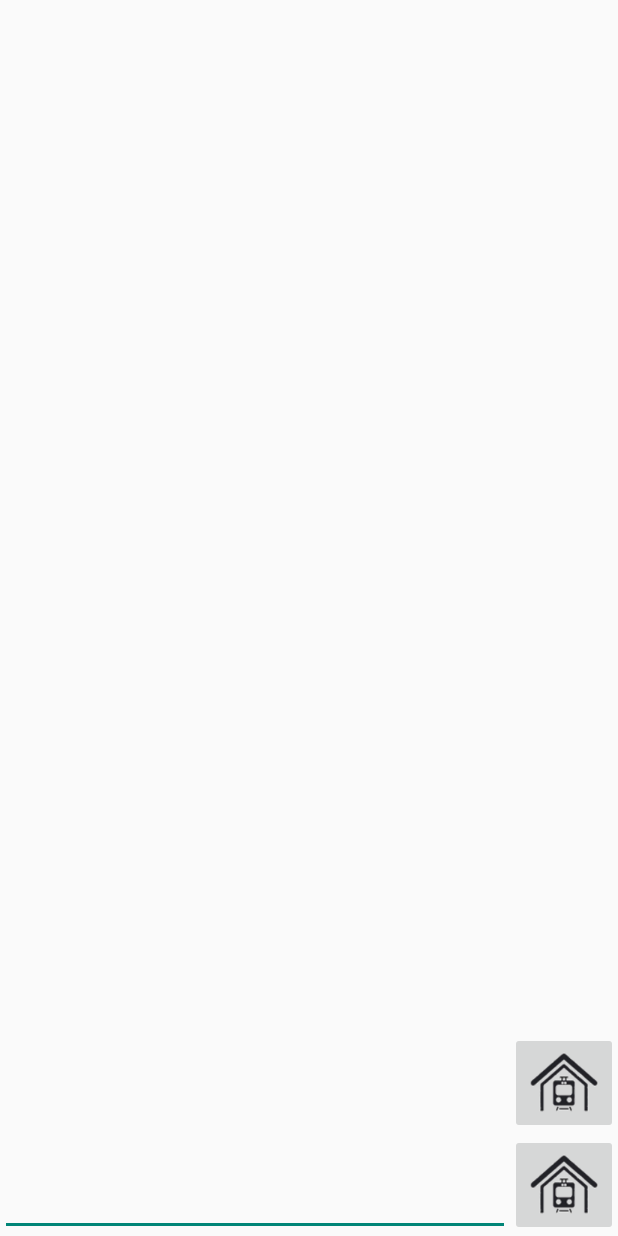
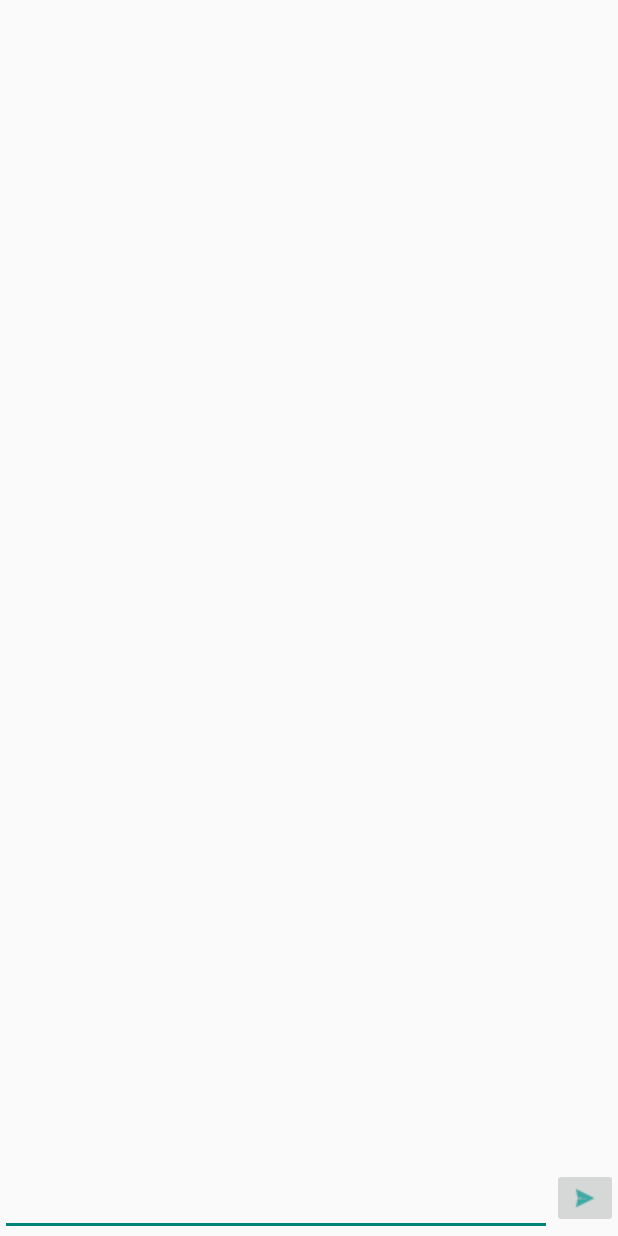
Before and after one commit to ruwan800/my-train-app-01-android, an Android app: the ThreadViewActivity screen opened directly, with no data from a screen before it, on a phone screen of 412 x 824 dp. Run offline under Robolectric (Android 15) with nearby library versions, the phone set to English and light mode, and no system bars; 3 statements that could not run were skipped.

Commit message:
message UI update -Fix 01

```diff
--- a/app/src/main/AndroidManifest.xml
+++ b/app/src/main/AndroidManifest.xml
@@ -57,7 +57,8 @@
         </activity>
         <activity
             android:name="com.mta.message.ThreadViewActivity"
-            android:label="@string/title_activity_message" >
+            android:label="@string/title_activity_message"
+            android:windowSoftInputMode="stateHidden">
         </activity>
         <!-- <activity
             android:name="com.mta.location.CheckInActivity"
--- a/app/src/main/res/layout/activity_thread_view.xml
+++ b/app/src/main/res/layout/activity_thread_view.xml
@@ -9,44 +9,28 @@
         android:layout_height="wrap_content"
         android:layout_alignParentTop="true"
         android:divider="#00000000"
-        android:layout_above="@+id/edit_message" />
+        android:layout_above="@+id/edit_message"
+        android:transcriptMode="alwaysScroll"
+        android:stackFromBottom="true" />
 
     <EditText
         android:id="@+id/edit_message"
         android:layout_width="wrap_content"
         android:layout_height="wrap_content"
         android:inputType="text"
-        android:ems="10"
         android:layout_alignParentBottom="true"
         android:layout_alignParentLeft="true"
-        android:layout_alignTop="@+id/container_buttons"
-        android:layout_toLeftOf="@+id/container_buttons" />
+        android:layout_toLeftOf="@+id/button_send" />
 
-    <LinearLayout
-        android:id="@+id/container_buttons"
-        android:orientation="vertical"
+
+    <ImageButton
+        android:id="@+id/button_send"
         android:layout_width="wrap_content"
         android:layout_height="wrap_content"
-        android:layout_alignParentRight="true"
-        android:layout_alignParentBottom="true">
-
-        <ImageButton
-            android:id="@+id/button_star"
-            android:layout_width="wrap_content"
-            android:layout_height="wrap_content"
-            android:src="@drawable/station"
-            android:text="(*)" />
-
-        <ImageButton
-            android:id="@+id/button_send"
-            android:layout_width="wrap_content"
-            android:layout_height="wrap_content"
-            android:src="@drawable/station"
-            android:text="SEND"
-            android:onClick="sendMessage" />
-
-
-    </LinearLayout>
+        android:src="@drawable/ic_action_send"
+        android:onClick="sendMessage"
+        android:layout_alignTop="@+id/edit_message"
+        android:layout_alignParentRight="true" />
 
 
 </RelativeLayout>
```
Also changed, not shown: app/src/main/res/values/styles.xml (+16 -0 lines), app/src/main/res/drawable/ic_action_send.png (added), 2 other files.
